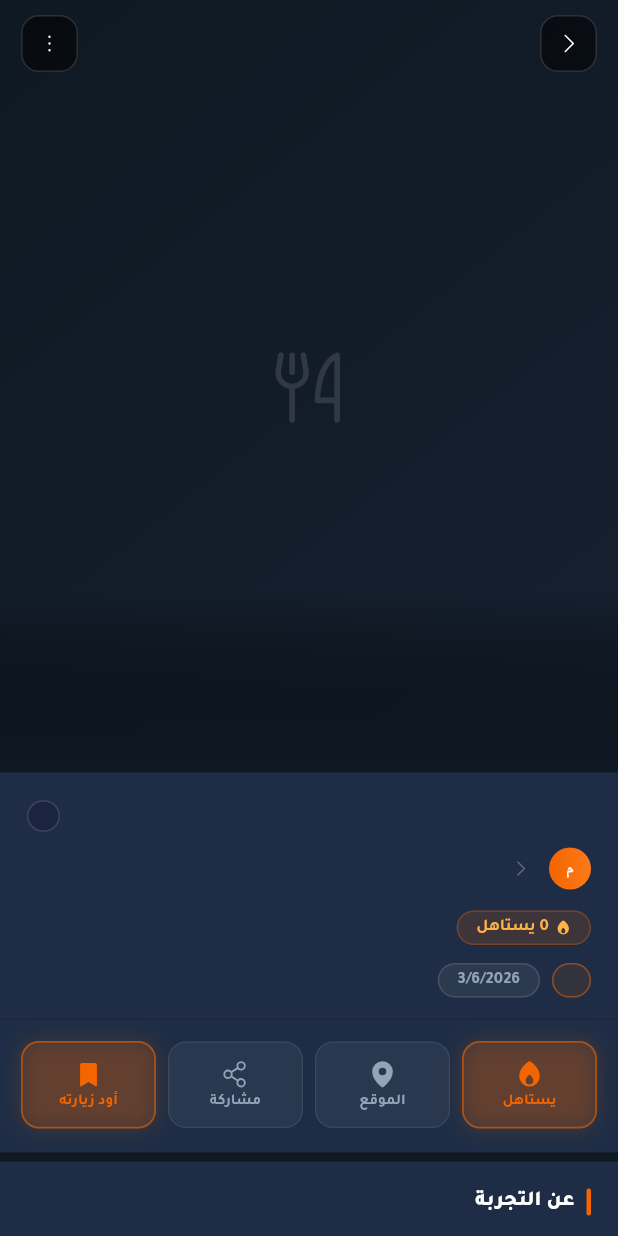
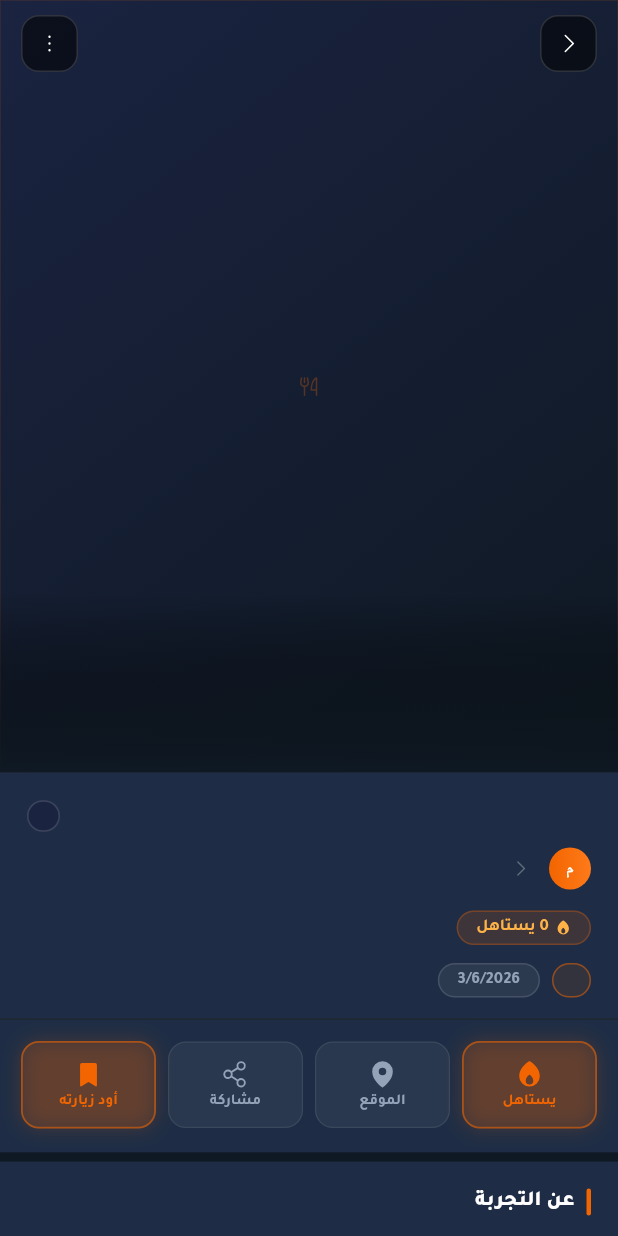
Before and after one commit to azz-11/aishay_app-, a Flutter app: the ExperienceDetailScreen widget shown alone on an empty page, opened directly with empty values, on a phone screen of 412 x 824 dp. Run offline on Flutter 3.47's test engine with Material 3 defaults, Android fonts, the phone set to English and light mode, and no system bars; drawn by our look-alikes of cached_network_image; our stand-ins replace flutter_dotenv, google_fonts, google_sign_in, image_picker, phosphor_flutter, share_plus and 2 more; accounts and stored records are empty; network calls fail.

Commit message:
ui: unified AppPlaceholder across all card and thumbnail sites
Co-Authored-By: Claude Opus 4.8 <noreply@anthropic.com>

```diff
--- a/lib/experience_detail_screen.dart
+++ b/lib/experience_detail_screen.dart
@@ -11,6 +11,7 @@ import 'comments_section.dart';
 import 'edit_experience_screen.dart';
 import 'user_profile_screen.dart';
 import 'l10n/app_strings.dart';
+import 'widgets/app_placeholder.dart';
 
 // ── Design tokens ─────────────────────────────────────────────────────────────
 const _kDark    = Color(0xFF0F1923);
@@ -493,17 +494,26 @@ class _ExperienceDetailScreenState extends State<ExperienceDetailScreen>
                               imageUrl: photos[index].toString(),
                               fit: BoxFit.cover,
                               placeholder: (_, __) => const ColoredBox(color: _kCardBg),
-                              errorWidget: (_, __, ___) => _placeholder(),
+                              errorWidget: (_, __, ___) => AppPlaceholder(
+                                name: (_experience['restaurant']?['name_ar'] ?? '').toString(),
+                                borderRadius: 0,
+                              ),
                             ),
                           )
                         : CachedNetworkImage(
                             imageUrl: photos[index].toString(),
                             fit: BoxFit.cover,
                             placeholder: (_, __) => const ColoredBox(color: _kCardBg),
-                            errorWidget: (_, __, ___) => _placeholder(),
+                            errorWidget: (_, __, ___) => AppPlaceholder(
+                              name: (_experience['restaurant']?['name_ar'] ?? '').toString(),
+                              borderRadius: 0,
+                            ),
                           ),
                   )
-                : _placeholder(),
+                : AppPlaceholder(
+                    name: (_experience['restaurant']?['name_ar'] ?? '').toString(),
+                    borderRadius: 0,
+                  ),
 
             // Bottom gradient fade into dark
             Positioned(
@@ -986,17 +996,30 @@ class _ExperienceDetailScreenState extends State<ExperienceDetailScreen>
                               width: 80, height: 80,
                               child: ColoredBox(color: _kDark2),
                             ),
-                            errorWidget: (_, __, ___) => Container(
+                            errorWidget: (_, __, ___) => SizedBox(
                               width: 80, height: 80,
-                              color: _kDark2,
-                              child: Center(child: Icon(PhosphorIcons.forkKnife(), size: 22, color: _kTextSec)),
+                              child: FittedBox(
+                                fit: BoxFit.cover,
+                                child: AppPlaceholder(
+                                  name: (d['name'] ?? '').toString(),
+                                  width: 80, height: 80, borderRadius: 0,
+                                ),
+                              ),
                             ),
                           ),
                         )
-                      : Container(
-                          width: 80, height: 80,
-                          color: _kDark2,
-                          child: Center(child: Icon(PhosphorIcons.forkKnife(), size: 26, color: _kTextSec)),
+                      : ClipRRect(
+                          borderRadius: BorderRadius.circular(10),
+                          child: SizedBox(
+                            width: 80, height: 80,
+                            child: FittedBox(
+                              fit: BoxFit.cover,
+                              child: AppPlaceholder(
+                                name: (d['name'] ?? '').toString(),
+                                width: 80, height: 80, borderRadius: 0,
+                              ),
+                            ),
+                          ),
                         ),
                 ),
                 const SizedBox(width: 12),
@@ -1127,19 +1150,6 @@ class _ExperienceDetailScreenState extends State<ExperienceDetailScreen>
       );
 
   Widget _sectionGap() => Container(height: 6, color: _kDark);
-
-  Widget _placeholder() => Container(
-    decoration: const BoxDecoration(
-      gradient: LinearGradient(
-        begin: Alignment.topLeft,
-        end: Alignment.bottomRight,
-        colors: [_kDark, Color(0xFF162030)],
-      ),
-    ),
-    child: Center(
-      child: Icon(PhosphorIcons.forkKnife(), size: 60, color: Colors.white12),
-    ),
-  );
 }
 
 // ── Floating "+1" feedback on like ────────────────────────────────────────────
--- /dev/null
+++ b/lib/widgets/app_placeholder.dart
@@ -0,0 +1,77 @@
+import 'package:flutter/material.dart';
+import 'package:phosphor_flutter/phosphor_flutter.dart';
+
+// Design tokens (the screens keep these file-private, so we redeclare them here).
+const _kDark = Color(0xFF0F1923);
+const _kDark2 = Color(0xFF1A2340);
+const _kOrange = Color(0xFFF26500);
+
+/// Shared empty-state placeholder for cards / photos that have no image.
+///
+/// Shows the first letter of [name] over a subtle dark gradient, with a small
+/// fork-knife glyph beneath. Pass the same [borderRadius] as the card it fills
+/// (use 0 when it sits inside a parent `ClipRRect` that already rounds it).
+class AppPlaceholder extends StatelessWidget {
+  final String name;
+  final double? width;
+  final double? height;
+  final double borderRadius;
+
+  const AppPlaceholder({
+    super.key,
+    required this.name,
+    this.width,
+    this.height,
+    this.borderRadius = 14,
+  });
+
+  @override
+  Widget build(BuildContext context) {
+    final trimmed = name.trim();
+    // First Unicode code point (safe for Arabic, Latin, and emoji/surrogates).
+    final letter = trimmed.isEmpty
+        ? ''
+        : String.fromCharCode(trimmed.runes.first).toUpperCase();
+
+    return Container(
+      width: width,
+      height: height,
+      decoration: BoxDecoration(
+        gradient: const LinearGradient(
+          begin: Alignment.topLeft,
+          end: Alignment.bottomRight,
+          colors: [_kDark2, _kDark],
+        ),
+        borderRadius: BorderRadius.circular(borderRadius),
+        border: Border.all(
+          color: _kOrange.withValues(alpha: 0.15),
+          width: 0.5,
+        ),
+      ),
+      child: Center(
+        child: Column(
+          mainAxisSize: MainAxisSize.min,
+          children: [
+            if (letter.isNotEmpty) ...[
+              Text(
+                letter,
+                style: TextStyle(
+                  fontSize: 28,
+                  fontWeight: FontWeight.w900,
+                  color: _kOrange.withValues(alpha: 0.8),
+                  height: 1.0,
+                ),
+              ),
+              const SizedBox(height: 4),
+            ],
+            Icon(
+              PhosphorIcons.forkKnife(),
+              size: 16,
+              color: _kOrange.withValues(alpha: 0.3),
+            ),
+          ],
+        ),
+      ),
+    );
+  }
+}
```
Also changed, not shown: lib/home_screen.dart (+6 -9 lines), lib/profile_screen.dart (+17 -10 lines), lib/search_screen.dart (+5 -19 lines), lib/user_profile_screen.dart (+4 -8 lines).
